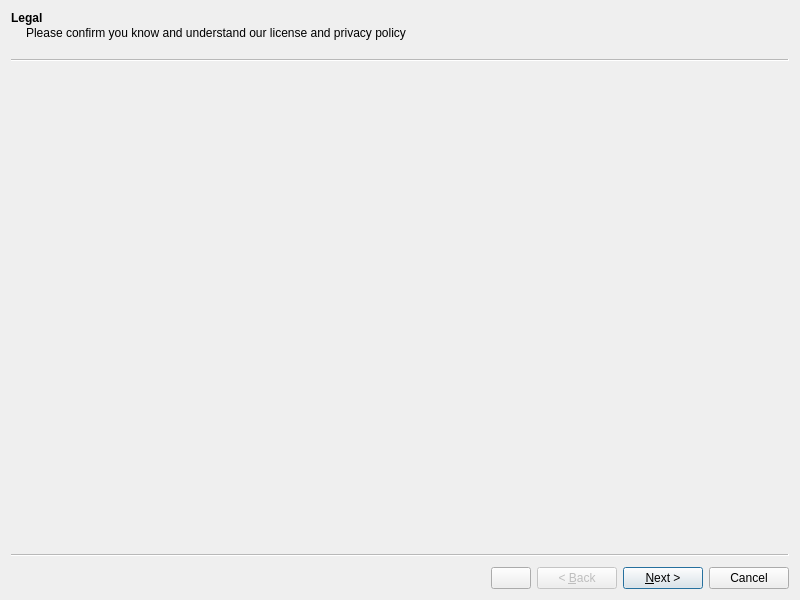
Before: the Qt Designer form src/blackgui/components/configurationwizard.ui in swift-project/pilotclient, drawn with Qt 5.
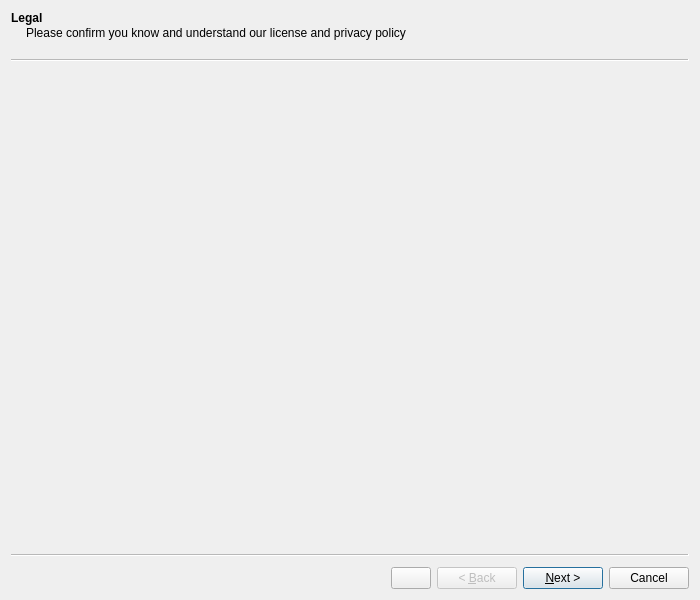
After: the same form once the commit is applied. The open tabs and pages were chosen to show the change. Custom widgets are drawn as their Qt base class.

Commit message:
Misc. wizard UI adjustments
- toolbox layout for terrain probe/XSwiftBus
- load overview URLs in table
- size adjustments

Diff of the .ui file:
```diff
--- a/src/blackgui/components/configurationwizard.ui
+++ b/src/blackgui/components/configurationwizard.ui
@@ -6,14 +6,14 @@
    <rect>
     <x>0</x>
     <y>0</y>
-    <width>800</width>
+    <width>700</width>
     <height>600</height>
    </rect>
   </property>
   <property name="minimumSize">
    <size>
-    <width>500</width>
-    <height>500</height>
+    <width>700</width>
+    <height>600</height>
    </size>
   </property>
   <property name="windowTitle">
@@ -373,7 +373,7 @@
   </customwidget>
   <customwidget>
    <class>BlackGui::Components::CInstallFsxTerrainProbeComponent</class>
-   <extends>QWidget</extends>
+   <extends>QFrame</extends>
    <header>blackgui/components/installfsxterrainprobecomponent.h</header>
    <container>1</container>
   </customwidget>
```
Left out of the diff: 48 changed lines with no effect on the pictures. Lines whose indentation alone changed are shown as unchanged. The commit also changes 5 other files.
